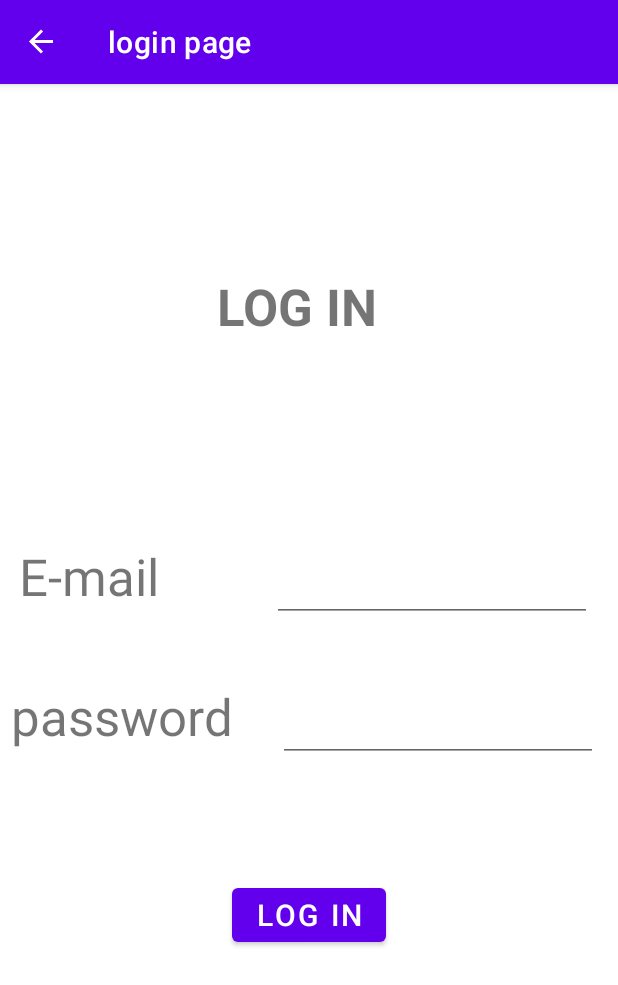
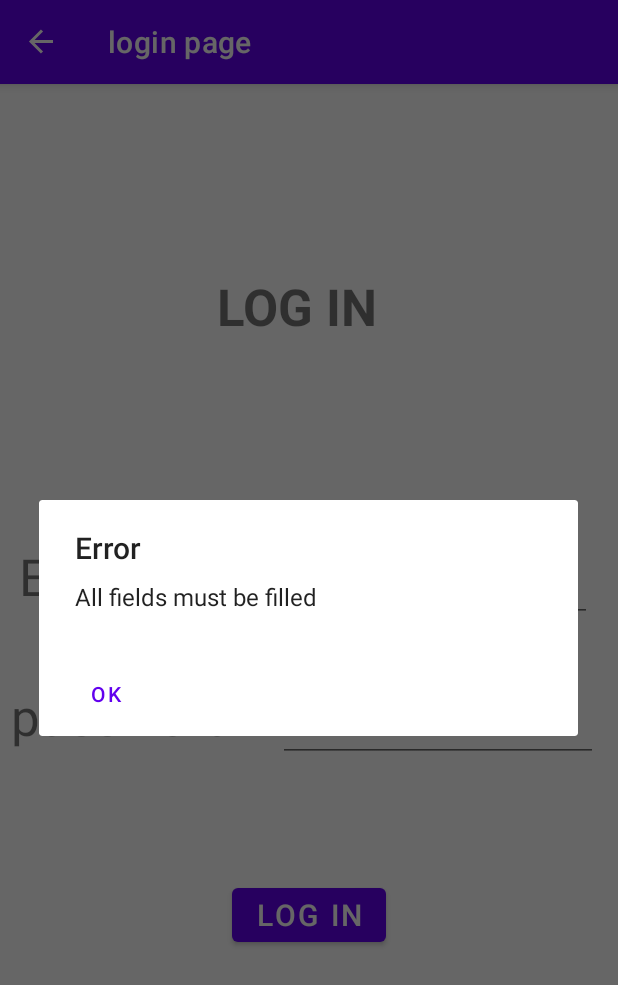
Before and after one commit to ohad585/My-Pizza, an Android app: the login_page_fragment screen opened through its navigation route, after a tap on "LOG IN", on a phone screen of 412 x 824 dp. Shown: the top 985 px of the screen. Run offline under Robolectric (Android 15) with nearby library versions, the phone set to English and light mode, and no system bars; our stand-ins replace navigation-ui.

Commit message:
small fixes

```diff
--- a/app/src/main/java/com/example/mypizza/MainActivity.java
+++ b/app/src/main/java/com/example/mypizza/MainActivity.java
@@ -27,12 +27,12 @@ public class MainActivity extends AppCompatActivity {
         NavHostFragment nav_host = (NavHostFragment)getSupportFragmentManager().findFragmentById(R.id.fragmentContainerView2);
         navCtrl = nav_host.getNavController();
         NavigationUI.setupActionBarWithNavController(this,navCtrl);
-        Model.instance.getCurrentUser(new Model.getCurrentUserListener() {
-            @Override
-            public void onComplete(User user) {
-                u=user;
-            }
-        });
+//        Model.instance.getCurrentUser(new Model.getCurrentUserListener() {
+//            @Override
+//            public void onComplete(User user) {
+//                u=user;
+//            }
+//        });
 
     }
     @Override
--- a/app/src/main/java/com/example/mypizza/Model/AppLocalDBPizza.java
+++ b/app/src/main/java/com/example/mypizza/Model/AppLocalDBPizza.java
@@ -7,7 +7,7 @@ import androidx.room.RoomDatabase;
 
 import com.example.mypizza.MyApplication;
 
-@Database(entities = {Pizza.class}, version = 4)
+@Database(entities = {Pizza.class}, version = 6)
 abstract class AppLocalDbRepositoryPizza extends RoomDatabase {
     public abstract PizzaDao pizzaDao();
 
--- a/app/src/main/java/com/example/mypizza/Model/AppLocalDBReview.java
+++ b/app/src/main/java/com/example/mypizza/Model/AppLocalDBReview.java
@@ -4,7 +4,7 @@ import androidx.room.Room;
 import androidx.room.RoomDatabase;
 
 import com.example.mypizza.MyApplication;
-@Database(entities = {Review.class}, version =6)
+@Database(entities = {Review.class}, version =7)
 abstract class AppLocalDbRepositoryReview extends RoomDatabase {
     public abstract ReviewDao reviewDao();
 }
--- a/app/src/main/java/com/example/mypizza/Model/PizzaDao.java
+++ b/app/src/main/java/com/example/mypizza/Model/PizzaDao.java
@@ -13,7 +13,7 @@ public interface PizzaDao {
     @Query("select * from Pizza")
     List<Pizza> getAll();
 
-    @Insert(onConflict = OnConflictStrategy.REPLACE)
+    @Insert(onConflict = OnConflictStrategy.ABORT)
     void insertAll(Pizza... pizzas);
 
     @Delete
--- a/app/src/main/java/com/example/mypizza/login_page_fragment.java
+++ b/app/src/main/java/com/example/mypizza/login_page_fragment.java
@@ -1,5 +1,7 @@
 package com.example.mypizza;
 
+import android.app.AlertDialog;
+import android.content.DialogInterface;
 import android.os.Bundle;
 
 import androidx.fragment.app.Fragment;
@@ -42,11 +44,29 @@ public class login_page_fragment extends Fragment {
                 progBar.setVisibility(View.VISIBLE);
                 uEmail = email.getText().toString();
                 uPass= password.getText().toString();
-                loginUser();
+                if(uEmail.matches("") || uPass.matches("")){
+                    displayDialog("Error","All fields must be filled");
+                    progBar.setVisibility(View.INVISIBLE);
+                    return;
+                }
+                else loginUser();
             }
         });
         return view;
     }
+    void displayDialog(String title,String msg){
+        AlertDialog alertDialog = new AlertDialog.Builder(this.getContext()).create();
+        alertDialog.setTitle(title);
+        alertDialog.setMessage(msg);
+        alertDialog.setButton(AlertDialog.BUTTON_NEUTRAL, "OK",
+                new DialogInterface.OnClickListener() {
+                    public void onClick(DialogInterface dialog, int which) {
+                        dialog.dismiss();
+                    }
+                });
+        alertDialog.show();
+    }
+
     public void loginUser(){
         Log.d("TAG", "loginUser: "+uEmail);
         Model.instance.signInWithEmailPass(uEmail,uPass,(User user, boolean success)->{
@@ -62,6 +82,7 @@ public class login_page_fragment extends Fragment {
                 }
             }
             else {
+                displayDialog("Error","Login Failed \nEmail or Password is incorrect");
                 progBar.setVisibility(View.INVISIBLE);
                 Log.d("TAG", "loginUser: Failed");
             }
--- a/app/src/main/res/navigation/nav_grah.xml
+++ b/app/src/main/res/navigation/nav_grah.xml
@@ -3,7 +3,7 @@
     xmlns:app="http://schemas.android.com/apk/res-auto"
     xmlns:tools="http://schemas.android.com/tools"
     android:id="@+id/nav_graph"
-    app:startDestination="@id/pizzas_display_fragment">
+    app:startDestination="@id/home_page_fragment2">
     <fragment
         android:id="@+id/login_page_fragment"
         android:name="com.example.mypizza.login_page_fragment"
```
Also changed, not shown: app/src/main/java/com/example/mypizza/add_pizza_fragment.java (+17 -0 lines), app/src/main/java/com/example/mypizza/personal_page_costumer_fragment.java (+11 -5 lines), app/src/main/java/com/example/mypizza/watch_all_reviews_manager_fragment.java (+11 -3 lines), app/src/main/java/com/example/mypizza/write_review_fragment.java (+16 -0 lines).
